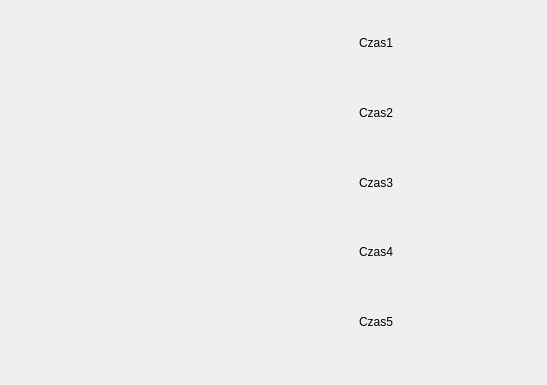
martro/RoboDriftSensors, file Software/Race/windowraceuser.ui: the form before one commit.
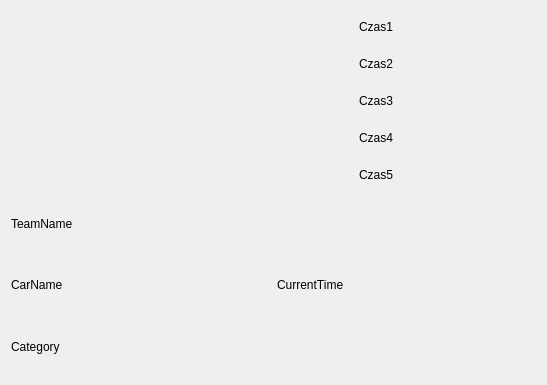
The form after the commit. Icons and pictures are not drawn.

Commit message: commit before chcnging led data to class

```diff
--- a/Software/Race/windowraceuser.ui
+++ b/Software/Race/windowraceuser.ui
@@ -86,33 +86,40 @@
    <item>
     <layout class="QHBoxLayout" name="horizontalLayout_2">
      <item>
-      <spacer name="horizontalSpacer">
-       <property name="orientation">
-        <enum>Qt::Horizontal</enum>
-       </property>
-       <property name="sizeHint" stdset="0">
-        <size>
-         <width>40</width>
-         <height>20</height>
-        </size>
-       </property>
-      </spacer>
+      <layout class="QVBoxLayout" name="verticalLayout_2">
+       <item>
+        <widget class="QLabel" name="labelTeamName">
+         <property name="text">
+          <string>TeamName</string>
+         </property>
+        </widget>
+       </item>
+       <item>
+        <widget class="QLabel" name="labelCarName">
+         <property name="text">
+          <string>CarName</string>
+         </property>
+        </widget>
+       </item>
+       <item>
+        <widget class="QLabel" name="labelCategory">
+         <property name="text">
+          <string>Category</string>
+         </property>
+        </widget>
+       </item>
+      </layout>
      </item>
      <item>
-      <layout class="QHBoxLayout" name="Lights"/>
-     </item>
-     <item>
-      <spacer name="horizontalSpacer_2">
-       <property name="orientation">
-        <enum>Qt::Horizontal</enum>
-       </property>
-       <property name="sizeHint" stdset="0">
-        <size>
-         <width>40</width>
-         <height>20</height>
-        </size>
-       </property>
-      </spacer>
+      <layout class="QHBoxLayout" name="Lights">
+       <item>
+        <widget class="QLabel" name="labelCurrentTime">
+         <property name="text">
+          <string>CurrentTime</string>
+         </property>
+        </widget>
+       </item>
+      </layout>
      </item>
     </layout>
    </item>
```
Left out of the diff: 3 changed lines with no effect on the pictures. The commit also changes 62 other files.
